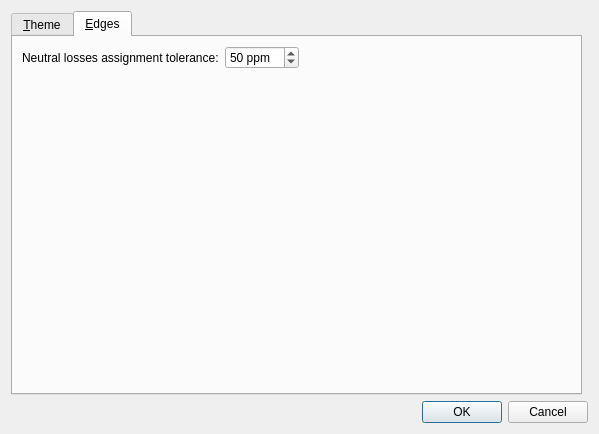
Above: lib/ui/settings_dialog.ui from metgem/metgem before the change. Below: the same form after it.
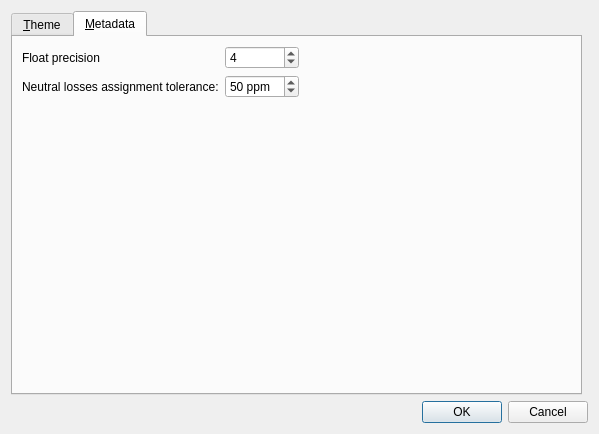
That is the form after the change. The open tabs and pages were chosen to show the change. Icons and pictures are not drawn. Custom widgets are drawn as their Qt base class.

Commit message: Add a setting to limit floating point precision in metadata table

```diff
--- a/lib/ui/settings_dialog.ui
+++ b/lib/ui/settings_dialog.ui
@@ -98,26 +98,23 @@
         <normaloff>:/icons/images/edge.svg</normaloff>:/icons/images/edge.svg</iconset>
       </attribute>
       <attribute name="title">
-       <string>&amp;Edges</string>
+       <string>&amp;Metadata</string>
       </attribute>
       <layout class="QGridLayout" name="gridLayout_2">
        <item row="0" column="2">
-        <widget class="QSpinBox" name="spinNeutralTolerance">
-         <property name="suffix">
-          <string> ppm</string>
-         </property>
-         <property name="minimum">
-          <number>1</number>
+        <widget class="QSpinBox" name="spinFloatPrecision">
+         <property name="toolTip">
+          <string>Maximum number of decimals for float in metadata (this setting may need a restart to be fully applied)</string>
          </property>
          <property name="maximum">
-          <number>500</number>
+          <number>10</number>
          </property>
          <property name="value">
-          <number>50</number>
+          <number>4</number>
          </property>
         </widget>
        </item>
-       <item row="1" column="0">
+       <item row="2" column="0">
         <spacer name="verticalSpacer">
          <property name="orientation">
           <enum>Qt::Vertical</enum>
@@ -130,13 +127,6 @@
          </property>
         </spacer>
        </item>
-       <item row="0" column="0">
-        <widget class="QLabel" name="label">
-         <property name="text">
-          <string>Neutral losses assignment tolerance:</string>
-         </property>
-        </widget>
-       </item>
        <item row="0" column="3">
         <spacer name="horizontalSpacer">
          <property name="orientation">
@@ -150,6 +140,39 @@
          </property>
         </spacer>
        </item>
+       <item row="1" column="0">
+        <widget class="QLabel" name="label">
+         <property name="text">
+          <string>Neutral losses assignment tolerance:</string>
+         </property>
+        </widget>
+       </item>
+       <item row="1" column="2">
+        <widget class="QSpinBox" name="spinNeutralTolerance">
+         <property name="toolTip">
+          <string>Tolerance (in ppm) for assignment of possible structure of neutral losses in edges table</string>
+         </property>
+         <property name="suffix">
+          <string> ppm</string>
+         </property>
+         <property name="minimum">
+          <number>1</number>
+         </property>
+         <property name="maximum">
+          <number>500</number>
+         </property>
+         <property name="value">
+          <number>50</number>
+         </property>
+        </widget>
+       </item>
+       <item row="0" column="0">
+        <widget class="QLabel" name="label_2">
+         <property name="text">
+          <string>Float precision</string>
+         </property>
+        </widget>
+       </item>
       </layout>
      </widget>
     </widget>
```
Left out of the diff: 29 changed lines with no effect on the pictures. The commit also changes 7 other files.
